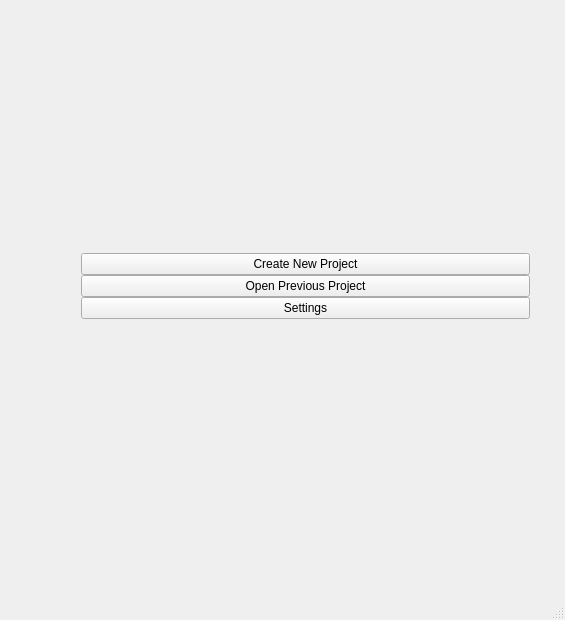
First picture: the form in GUI/src/DVSstartUpPage.ui, repository smedina7/DVS, before the edit.
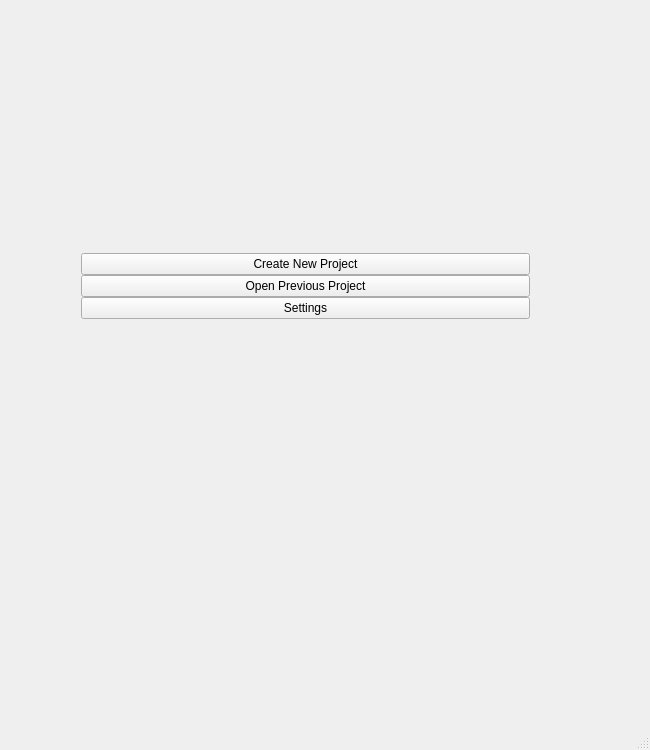
Second picture: the form after the edit.

The edit to the form file:
```diff
--- a/GUI/src/DVSstartUpPage.ui
+++ b/GUI/src/DVSstartUpPage.ui
@@ -6,8 +6,8 @@
    <rect>
     <x>0</x>
     <y>0</y>
-    <width>565</width>
-    <height>620</height>
+    <width>650</width>
+    <height>750</height>
    </rect>
   </property>
   <property name="minimumSize">
```
